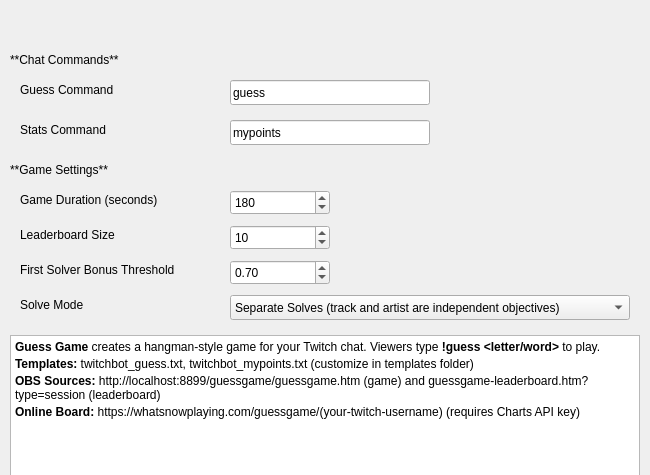
The window that nowplaying/resources/ui/guessgame_1_basic.ui (whatsnowplaying/whats-now-playing) describes before a commit, drawn with Qt 5.
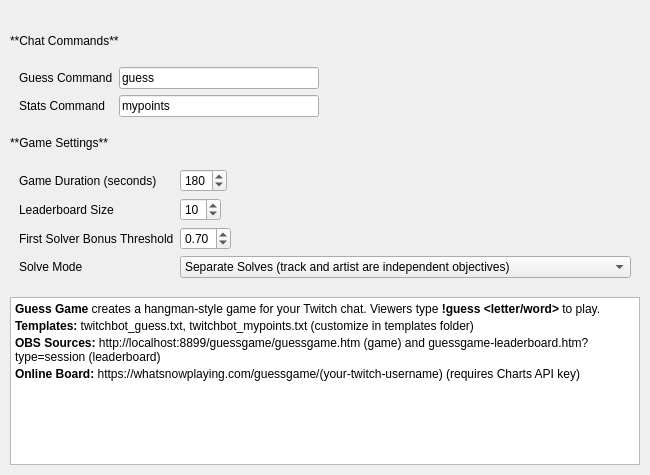
The same window after the commit.

```diff
--- a/nowplaying/resources/ui/guessgame_1_basic.ui
+++ b/nowplaying/resources/ui/guessgame_1_basic.ui
@@ -16,17 +16,15 @@
   <property name="displayName" stdset="0">
    <string>Basic Settings</string>
   </property>
-
-  <!-- Info Label -->
+  <layout class="QVBoxLayout" name="main_layout">
+   <property name="margin">
+    <number>10</number>
+   </property>
+   <property name="spacing">
+    <number>10</number>
+   </property>
+   <item>
   <widget class="QLabel" name="info_label">
-   <property name="geometry">
-    <rect>
-     <x>10</x>
-     <y>10</y>
-     <width>630</width>
-     <height>25</height>
-    </rect>
-   </property>
    <property name="text">
     <string></string>
    </property>
@@ -34,20 +32,12 @@
     <string>color: #666;</string>
    </property>
    <property name="wordWrap">
-    <bool>false</bool>
-   </property>
-  </widget>
-
-  <!-- Commands Section -->
+      <bool>true</bool>
+     </property>
+    </widget>
+   </item>
+   <item>
   <widget class="QLabel" name="commands_label">
-   <property name="geometry">
-    <rect>
-     <x>10</x>
-     <y>50</y>
-     <width>200</width>
-     <height>20</height>
-    </rect>
-   </property>
    <property name="text">
     <string>**Chat Commands**</string>
    </property>
@@ -55,73 +45,92 @@
     <enum>Qt::MarkdownText</enum>
    </property>
   </widget>
-
+   </item>
+   <item>
+    <widget class="QWidget" name="commands_form_widget" native="true">
+     <layout class="QFormLayout" name="commands_layout">
+      <property name="fieldGrowthPolicy">
+       <enum>QFormLayout::AllNonFixedFieldsGrow</enum>
+      </property>
+      <item row="0" column="0">
   <widget class="QLabel" name="command_label">
-   <property name="geometry">
-    <rect>
-     <x>20</x>
-     <y>80</y>
-     <width>200</width>
-     <height>20</height>
-    </rect>
-   </property>
    <property name="text">
     <string>Guess Command</string>
    </property>
   </widget>
-
+      </item>
+      <item row="0" column="1">
+       <layout class="QHBoxLayout">
+        <item>
   <widget class="QLineEdit" name="command_lineedit">
-   <property name="geometry">
-    <rect>
-     <x>230</x>
-     <y>80</y>
+          <property name="maximumSize">
+           <size>
      <width>200</width>
-     <height>25</height>
-    </rect>
+            <height>16777215</height>
+           </size>
    </property>
    <property name="text">
     <string>guess</string>
    </property>
   </widget>
-
+        </item>
+        <item>
+         <spacer>
+          <property name="orientation">
+           <enum>Qt::Horizontal</enum>
+          </property>
+          <property name="sizeHint" stdset="0">
+           <size>
+            <width>40</width>
+            <height>20</height>
+           </size>
+          </property>
+         </spacer>
+        </item>
+       </layout>
+      </item>
+      <item row="1" column="0">
   <widget class="QLabel" name="statscommand_label">
-   <property name="geometry">
-    <rect>
-     <x>20</x>
-     <y>120</y>
-     <width>200</width>
-     <height>20</height>
-    </rect>
-   </property>
    <property name="text">
     <string>Stats Command</string>
    </property>
   </widget>
-
+      </item>
+      <item row="1" column="1">
+       <layout class="QHBoxLayout">
+        <item>
   <widget class="QLineEdit" name="statscommand_lineedit">
-   <property name="geometry">
-    <rect>
-     <x>230</x>
-     <y>120</y>
+          <property name="maximumSize">
+           <size>
      <width>200</width>
-     <height>25</height>
-    </rect>
+            <height>16777215</height>
+           </size>
    </property>
    <property name="text">
     <string>mypoints</string>
    </property>
   </widget>
-
-  <!-- Game Settings Section -->
+        </item>
+        <item>
+         <spacer>
+          <property name="orientation">
+           <enum>Qt::Horizontal</enum>
+          </property>
+          <property name="sizeHint" stdset="0">
+           <size>
+            <width>40</width>
+            <height>20</height>
+           </size>
+          </property>
+         </spacer>
+        </item>
+       </layout>
+      </item>
+     </layout>
+    </widget>
+   </item>
+   <item>
   <widget class="QLabel" name="game_settings_label">
-   <property name="geometry">
-    <rect>
-     <x>10</x>
-     <y>160</y>
-     <width>200</width>
-     <height>20</height>
-    </rect>
-   </property>
    <property name="text">
     <string>**Game Settings**</string>
    </property>
@@ -129,30 +138,24 @@
     <enum>Qt::MarkdownText</enum>
    </property>
   </widget>
-
+   </item>
+   <item>
+    <widget class="QWidget" name="game_form_widget" native="true">
+     <layout class="QFormLayout" name="game_layout">
+      <property name="fieldGrowthPolicy">
+       <enum>QFormLayout::AllNonFixedFieldsGrow</enum>
+      </property>
+      <item row="0" column="0">
   <widget class="QLabel" name="maxduration_label">
-   <property name="geometry">
-    <rect>
-     <x>20</x>
-     <y>190</y>
-     <width>200</width>
-     <height>20</height>
-    </rect>
-   </property>
    <property name="text">
     <string>Game Duration (seconds)</string>
    </property>
   </widget>
-
+      </item>
+      <item row="0" column="1">
+       <layout class="QHBoxLayout">
+        <item>
   <widget class="QSpinBox" name="maxduration_spinbox">
-   <property name="geometry">
-    <rect>
-     <x>230</x>
-     <y>190</y>
-     <width>100</width>
-     <height>25</height>
-    </rect>
-   </property>
    <property name="minimum">
     <number>30</number>
    </property>
@@ -163,30 +166,33 @@
     <number>180</number>
    </property>
   </widget>
-
+        </item>
+        <item>
+         <spacer>
+          <property name="orientation">
+           <enum>Qt::Horizontal</enum>
+          </property>
+          <property name="sizeHint" stdset="0">
+           <size>
+            <width>40</width>
+            <height>20</height>
+           </size>
+          </property>
+         </spacer>
+        </item>
+       </layout>
+      </item>
+      <item row="1" column="0">
   <widget class="QLabel" name="leaderboard_size_label">
-   <property name="geometry">
-    <rect>
-     <x>20</x>
-     <y>225</y>
-     <width>200</width>
-     <height>20</height>
-    </rect>
-   </property>
    <property name="text">
     <string>Leaderboard Size</string>
    </property>
   </widget>
-
+      </item>
+      <item row="1" column="1">
+       <layout class="QHBoxLayout">
+        <item>
   <widget class="QSpinBox" name="leaderboard_size_spinbox">
-   <property name="geometry">
-    <rect>
-     <x>230</x>
-     <y>225</y>
-     <width>100</width>
-     <height>25</height>
-    </rect>
-   </property>
    <property name="minimum">
     <number>3</number>
    </property>
@@ -197,30 +203,33 @@
     <number>10</number>
    </property>
   </widget>
-
+        </item>
+        <item>
+         <spacer>
+          <property name="orientation">
+           <enum>Qt::Horizontal</enum>
+          </property>
+          <property name="sizeHint" stdset="0">
+           <size>
+            <width>40</width>
+            <height>20</height>
+           </size>
+          </property>
+         </spacer>
+        </item>
+       </layout>
+      </item>
+      <item row="2" column="0">
   <widget class="QLabel" name="difficulty_threshold_label">
-   <property name="geometry">
-    <rect>
-     <x>20</x>
-     <y>260</y>
-     <width>200</width>
-     <height>20</height>
-    </rect>
-   </property>
    <property name="text">
     <string>First Solver Bonus Threshold</string>
    </property>
   </widget>
-
+      </item>
+      <item row="2" column="1">
+       <layout class="QHBoxLayout">
+        <item>
   <widget class="QDoubleSpinBox" name="difficulty_threshold_spinbox">
-   <property name="geometry">
-    <rect>
-     <x>230</x>
-     <y>260</y>
-     <width>100</width>
-     <height>25</height>
-    </rect>
-   </property>
    <property name="minimum">
     <double>0.00</double>
    </property>
@@ -234,30 +243,31 @@
     <double>0.70</double>
    </property>
   </widget>
-
+        </item>
+        <item>
+         <spacer>
+          <property name="orientation">
+           <enum>Qt::Horizontal</enum>
+          </property>
+          <property name="sizeHint" stdset="0">
+           <size>
+            <width>40</width>
+            <height>20</height>
+           </size>
+          </property>
+         </spacer>
+        </item>
+       </layout>
+      </item>
+      <item row="3" column="0">
   <widget class="QLabel" name="solve_mode_label">
-   <property name="geometry">
-    <rect>
-     <x>20</x>
-     <y>295</y>
-     <width>200</width>
-     <height>20</height>
-    </rect>
-   </property>
    <property name="text">
     <string>Solve Mode</string>
    </property>
   </widget>
-
+      </item>
+      <item row="3" column="1">
   <widget class="QComboBox" name="solve_mode_combobox">
-   <property name="geometry">
-    <rect>
-     <x>230</x>
-     <y>295</y>
-     <width>400</width>
-     <height>25</height>
-    </rect>
-   </property>
    <item>
     <property name="text">
      <string>Separate Solves (track and artist are independent objectives)</string>
@@ -274,16 +284,17 @@
     </property>
    </item>
   </widget>
-
-  <!-- Help Text -->
+      </item>
+     </layout>
+    </widget>
+   </item>
+   <item>
   <widget class="QTextBrowser" name="help_text">
-   <property name="geometry">
-    <rect>
-     <x>10</x>
-     <y>335</y>
-     <width>630</width>
-     <height>150</height>
-    </rect>
+     <property name="sizePolicy">
+      <sizepolicy hsizetype="Expanding" vsizetype="Expanding">
+       <horstretch>0</horstretch>
+       <verstretch>1</verstretch>
+      </sizepolicy>
    </property>
    <property name="html">
     <string>&lt;!DOCTYPE HTML PUBLIC &quot;-//W3C//DTD HTML 4.0//EN&quot; &quot;http://www.w3.org/TR/REC-html40/strict.dtd&quot;&gt;
@@ -295,7 +306,8 @@
 &lt;/body&gt;&lt;/html&gt;</string>
    </property>
   </widget>
-
+   </item>
+  </layout>
  </widget>
  <resources/>
  <connections/>
```
Lines whose indentation alone changed are shown as unchanged.
